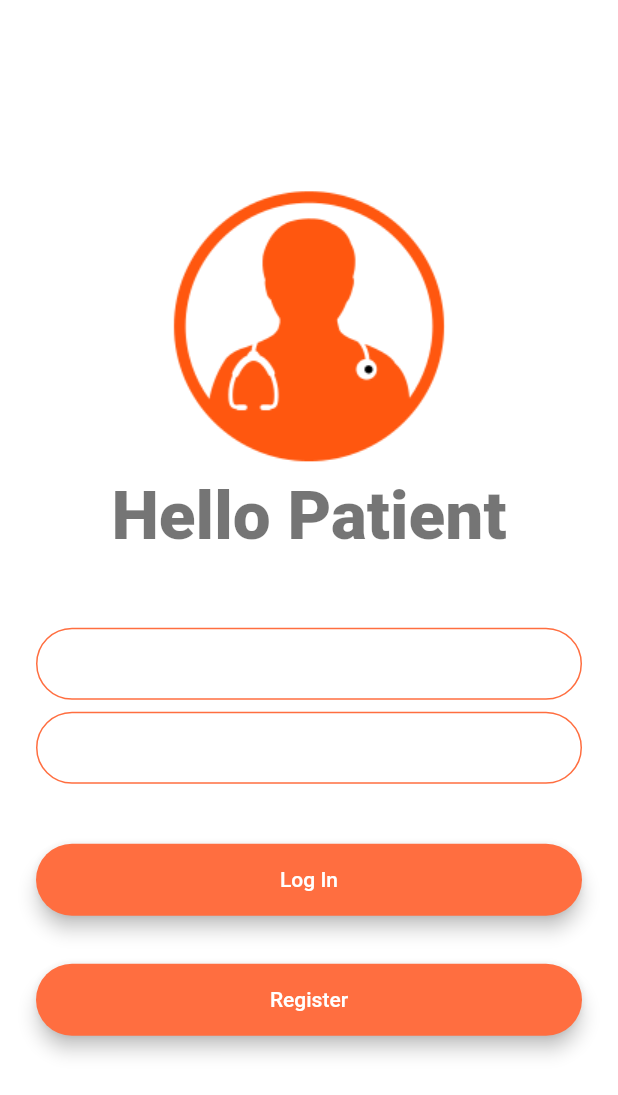
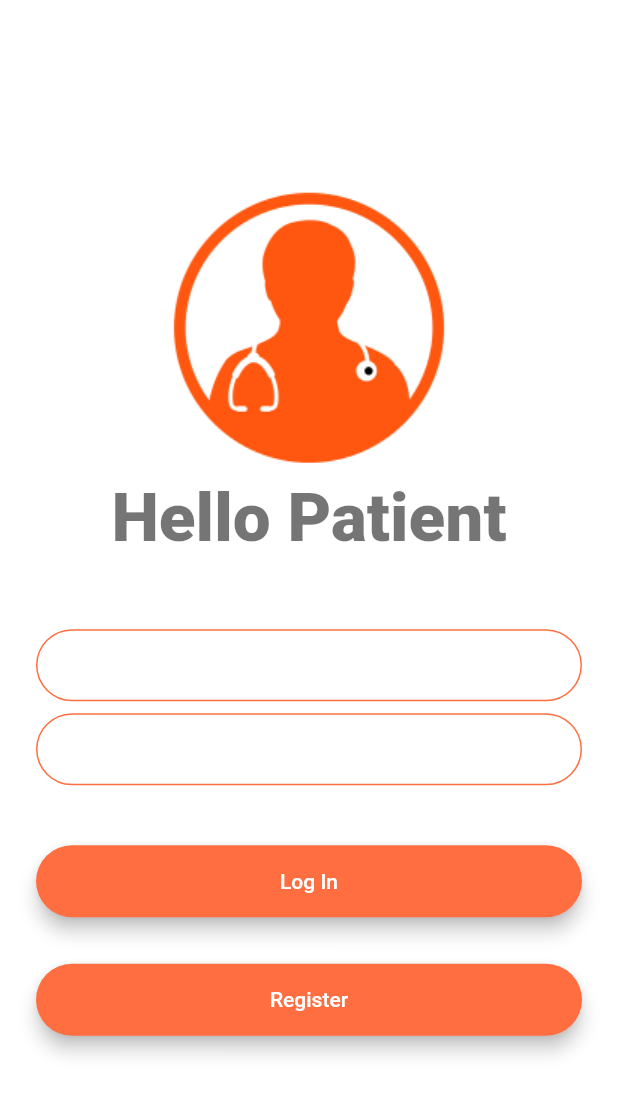
Before and after one commit to Nav-Ujjwal-e-innovation-Hackathon/Ground-Floor-Developers, a Flutter app: the screen it shows after launch, after a tap on "Patient", on a phone screen of 412 x 824 dp. Shown: the top 1095 px of the screen. Run offline on Flutter 3.47's test engine with Material 2 defaults, Android fonts, the phone set to English and light mode, and no system bars; our stand-ins replace firebase_auth, modal_progress_hud, qr_flutter; missing offline and left inert: barcode_scan; accounts and stored records are empty.

Commit message:
Third commit

```diff
--- a/lib/screens/chat_screen.dart
+++ b/lib/screens/chat_screen.dart
@@ -59,7 +59,7 @@ class _ChatScreenState extends State<ChatScreen> {
             children: <Widget>[
               Center(
                 child: Padding(
-                  padding: EdgeInsets.all(16.0),
+                  padding: EdgeInsets.all(15.0),
                   child: Material(
                     color: Colors.deepOrangeAccent,
                     borderRadius: BorderRadius.all(Radius.circular(30.0)),
--- a/lib/screens/form_screen.dart
+++ b/lib/screens/form_screen.dart
@@ -28,7 +28,7 @@ class _MyHomePageState extends State<FormScreen> {
               ),
               Center(
                 child: Container(
-                    padding: EdgeInsets.all(8.0),
+                    padding: EdgeInsets.all(9.0),
                     child: new RaisedButton(
                       child: const Text('Submit'),
                       onPressed: null,
--- a/lib/screens/generateqr_screen.dart
+++ b/lib/screens/generateqr_screen.dart
@@ -94,7 +94,7 @@ class GenerateScreenState extends State<GenerateScreen> {
                     ),
                   ),
                   Padding(
-                    padding: const EdgeInsets.only(left: 10.0),
+                    padding: const EdgeInsets.only(left: 9.0),
                     child: FlatButton(
                       child: Text(
                         "SUBMIT",
--- a/lib/screens/login_screen.dart
+++ b/lib/screens/login_screen.dart
@@ -159,7 +159,7 @@ class _LoginScreenState extends State<LoginScreen> {
               Flexible(
                 fit: FlexFit.loose,
                 child: Padding(
-                  padding: EdgeInsets.symmetric(vertical: 16.0),
+                  padding: EdgeInsets.symmetric(vertical: 15.0),
                   child: Material(
                     color: Colors.deepOrangeAccent,
                     borderRadius: BorderRadius.circular(30.0),
--- a/lib/screens/registration_screen_patient.dart
+++ b/lib/screens/registration_screen_patient.dart
@@ -134,6 +134,9 @@ class _RegistrationScreenState extends State<RegistrationScreenPatient> {
                                   email: email, password: password);
                           if (newUser != null) {
                             Navigator.pushNamed(context, FormScreen.id);
+                          } else {
+                            Navigator.pushNamed(
+                                context, RegistrationScreenPatient.id);
                           }
                           setState(() {
                             showSpinner = false;
```
Also changed, not shown: 1 other file.
